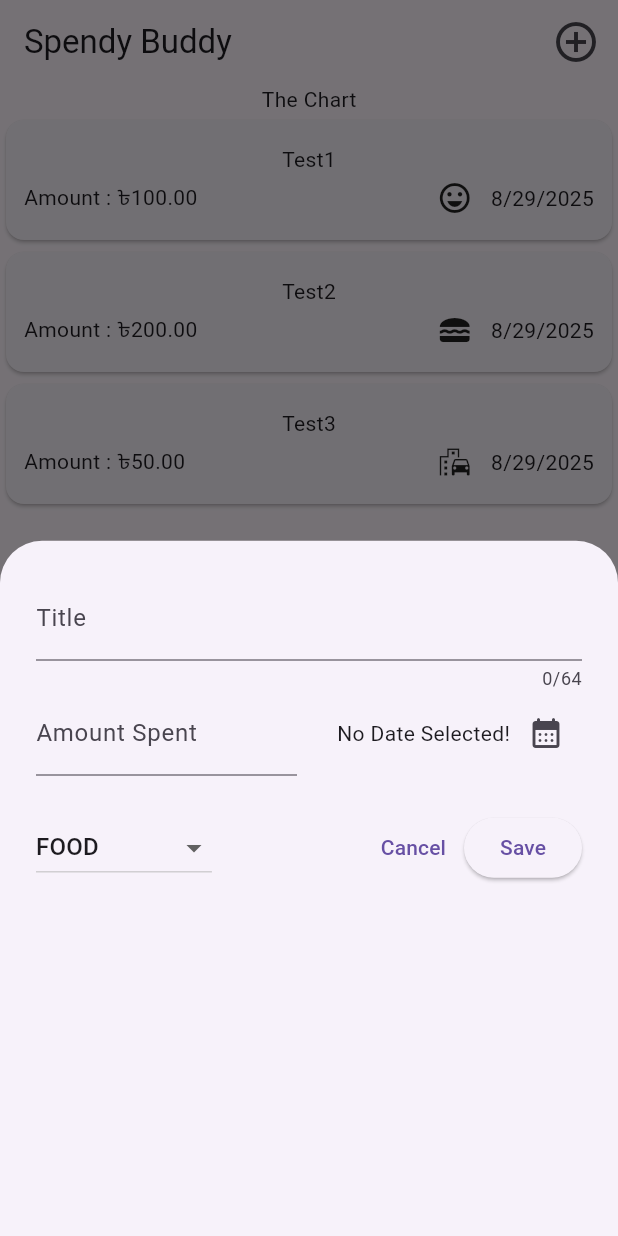
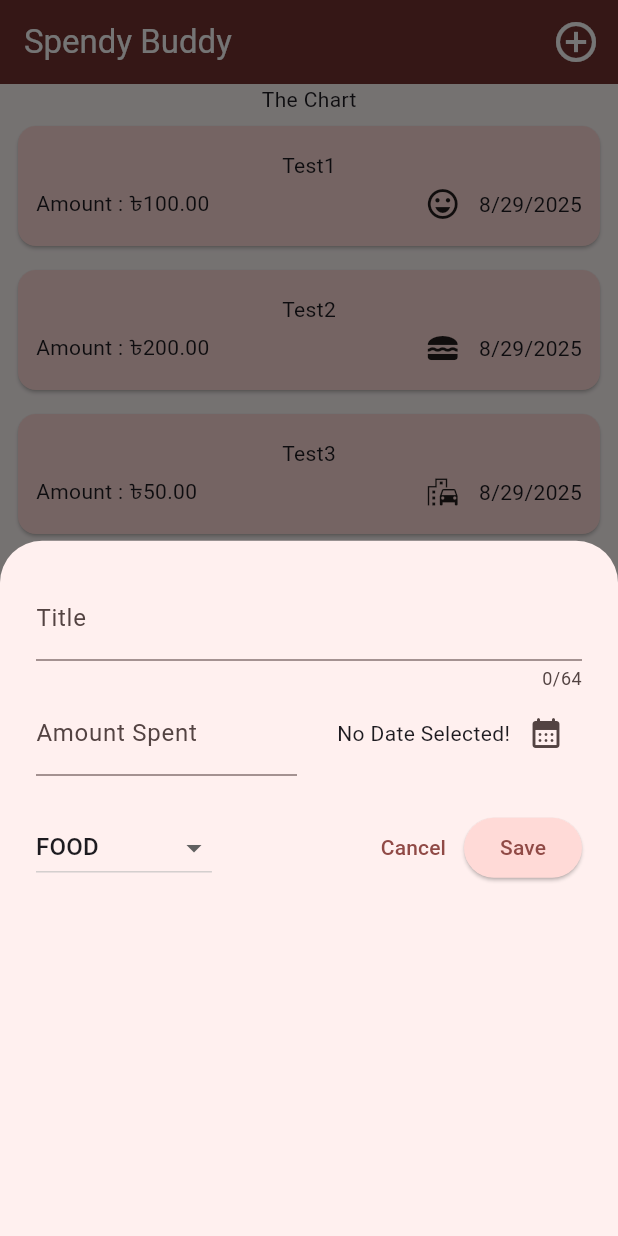
Before and after one commit to Iftikhar-Shams-Niloy/flutter_spendybuddy, a Flutter app: the screen it shows after launch, after a tap on the "add circle outline" icon, on a phone screen of 412 x 824 dp. Run offline on Flutter 3.47's test engine with Material 3 defaults, Android fonts, the phone set to English and light mode, and no system bars.

Commit message:
Add, Remove spend_item option added Theming added.

```diff
--- a/lib/main.dart
+++ b/lib/main.dart
@@ -1,11 +1,32 @@
 import 'package:flutter/material.dart';
 import 'package:flutter_spendybuddy/spends.dart';
+
+var colorSchemeMain1 = ColorScheme.fromSeed(seedColor: Colors.redAccent);
 
 void main() {
   runApp(
     MaterialApp(
-      theme: ThemeData(useMaterial3: true),
-      home: Spends(),
+      theme: ThemeData().copyWith(
+        colorScheme: colorSchemeMain1,
+        scaffoldBackgroundColor: colorSchemeMain1.surfaceBright,
+        appBarTheme: const AppBarTheme().copyWith(
+          backgroundColor: colorSchemeMain1.onPrimaryContainer,
+          foregroundColor: colorSchemeMain1.onPrimary,
+        ),
+        cardTheme: const CardThemeData().copyWith(
+          color: colorSchemeMain1.secondaryContainer,
+          margin: const EdgeInsets.symmetric(
+            horizontal: 12,
+            vertical: 8,
+          ),
+        ),
+        elevatedButtonTheme: ElevatedButtonThemeData(
+          style: ElevatedButton.styleFrom(
+            backgroundColor: colorSchemeMain1.primaryContainer,
+          ),
+        ),
+      ),
+      home: const Spends(),
     ),
   );
 }
--- a/lib/spends.dart
+++ b/lib/spends.dart
@@ -13,12 +13,42 @@ class Spends extends StatefulWidget {
 }
 
 class _SpendsState extends State<Spends> {
-  void _oepnAddSpendOverlay() {
+  void _openAddSpendOverlay() {
     showModalBottomSheet(
       context: context,
       builder: (ctx) {
-        return NewSpend();
+        return NewSpend(
+          onAddSpend: _addSpend,
+        );
       },
+    );
+  }
+
+  void _addSpend(Spend spend) {
+    setState(() {
+      _registeredSpends.add(spend);
+    });
+  }
+
+  void _removeSpend(Spend spend) {
+    final spendIndex = _registeredSpends.indexOf(spend);
+    setState(() {
+      _registeredSpends.remove(spend);
+    });
+    ScaffoldMessenger.of(context).clearSnackBars();
+    ScaffoldMessenger.of(context).showSnackBar(
+      SnackBar(
+        duration: Duration(seconds: 2),
+        content: const Text("Expense Deleted!"),
+        action: SnackBarAction(
+          label: "Undo",
+          onPressed: () {
+            setState(() {
+              _registeredSpends.insert(spendIndex, spend);
+            });
+          },
+        ),
+      ),
     );
   }
 
@@ -45,12 +75,23 @@ class _SpendsState extends State<Spends> {
 
   @override
   Widget build(BuildContext context) {
+    Widget mainContent = Center(
+      child: Text("No speding yet!. Spend some money!😉"),
+    );
+
+    if (_registeredSpends.isNotEmpty) {
+      mainContent = SpendsList(
+        spends: _registeredSpends,
+        removeSpend: _removeSpend,
+      );
+    }
+
     return Scaffold(
       appBar: AppBar(
         title: Text("Spendy Buddy"),
         actions: [
           IconButton(
-            onPressed: _oepnAddSpendOverlay,
+            onPressed: _openAddSpendOverlay,
             icon: Padding(
               padding: const EdgeInsets.all(4.0),
               child: Icon(
@@ -65,7 +106,7 @@ class _SpendsState extends State<Spends> {
         children: [
           Text("The Chart"),
           Expanded(
-            child: SpendsList(spends: _registeredSpends),
+            child: mainContent,
           ),
         ],
       ),
--- a/lib/widgets/new_spend.dart
+++ b/lib/widgets/new_spend.dart
@@ -2,7 +2,9 @@ import 'package:flutter/material.dart';
 import 'package:flutter_spendybuddy/models/spend.dart';
 
 class NewSpend extends StatefulWidget {
-  const NewSpend({super.key});
+  const NewSpend({super.key, required this.onAddSpend});
+
+  final void Function(Spend spend) onAddSpend;
 
   @override
   State<NewSpend> createState() {
@@ -39,6 +41,14 @@ class _NewSpendState extends State<NewSpend> {
       );
       return;
     }
+    widget.onAddSpend(
+      Spend(
+        title: _spendTitleController.text,
+        amount: enteredAmount,
+        date: _selectedDate!,
+        category: _selectedCategory,
+      ),
+    );
   }
 
   void _pickDate() async {
--- a/lib/widgets/spends_list/spends_list.dart
+++ b/lib/widgets/spends_list/spends_list.dart
@@ -3,16 +3,27 @@ import 'package:flutter_spendybuddy/models/spend.dart';
 import 'package:flutter_spendybuddy/widgets/spends_list/spend_item.dart';
 
 class SpendsList extends StatelessWidget {
-  const SpendsList({super.key, required this.spends});
+  const SpendsList({
+    super.key,
+    required this.spends,
+    required this.removeSpend,
+  });
 
   final List<Spend> spends;
+  final void Function(Spend spend) removeSpend;
 
   @override
   Widget build(BuildContext context) {
     return ListView.builder(
       itemCount: spends.length,
       itemBuilder: (ctx, index) {
-        return SpendItem(spends[index]);
+        return Dismissible(
+          key: ValueKey(spends[index]),
+          onDismissed: (direction) {
+            removeSpend(spends[index]);
+          },
+          child: SpendItem(spends[index]),
+        );
       },
     );
   }
```
